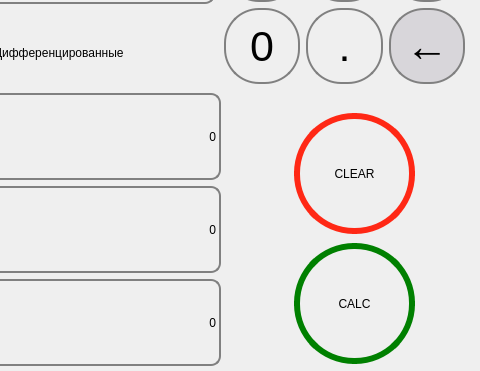
Dynokey/SmartCalc-v1, file CreditCalc.ui: the form before one commit; both pictures show x 336 to 816 and y 247 to 618 of the 816 by 618 pixel window.
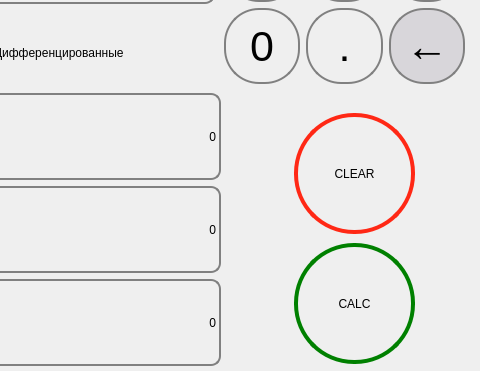
The form after the commit.

The edit to the form file:
```diff
--- a/CreditCalc.ui
+++ b/CreditCalc.ui
@@ -317,7 +317,7 @@
     <string notr="true">QPushButton {
 	border-radius: 60px;
 	font: 24pt &quot;.AppleSystemUIFont&quot;;
-	border: 6px solid green;
+	border: 4px solid green;
 }
 
 QPushButton:pressed {
@@ -1102,7 +1102,7 @@
     <string notr="true">QPushButton {
 	border-radius: 60px;
 	font: 24pt &quot;.AppleSystemUIFont&quot;;
-	border: 6px solid rgb(255, 40, 21);
+	border: 4px solid rgb(255, 40, 21);
 }
 
 QPushButton:pressed {
```
